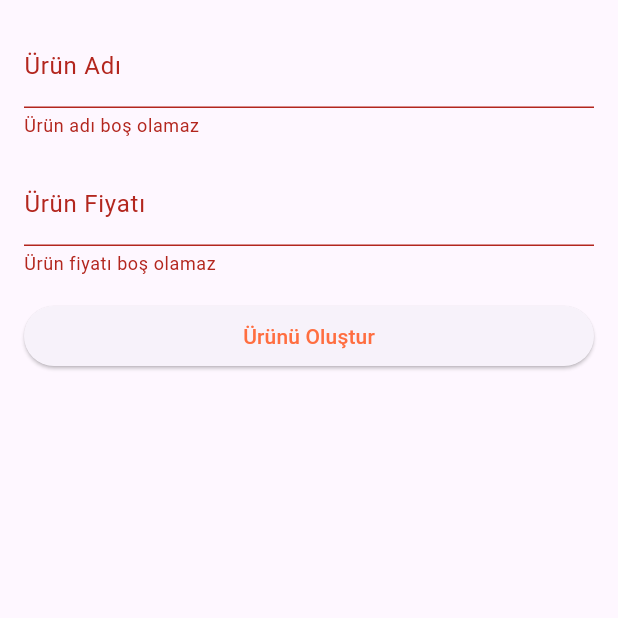
After one commit to Ouzhnbozkurt/Mobil-Uygulama, a Flutter app: the UrunEkle screen opened directly, after a tap on "Ürünü Oluştur", on a phone screen of 412 x 824 dp, the top half of it. The commit adds this screen. Run offline on Flutter 3.47's test engine with Material 3 defaults, Android fonts, the phone set to English and light mode, and no system bars; our stand-ins replace cloud_firestore, firebase_auth, firebase_core, fluttertoast; accounts and stored records are empty.

Commit message:
Ürün Crud ve Admin paneli tekrar düzenlendi ve tamamlandı.

```diff
--- /dev/null
+++ b/lib/urunekle.dart
@@ -0,0 +1,97 @@
+import 'package:flutter/material.dart';
+import 'package:mobil_uygulama/services/productService.dart';
+
+import 'main.dart';
+
+class UrunEkle extends StatefulWidget {
+  const UrunEkle({Key? key}) : super(key: key);
+
+  @override
+  UrunEkleState createState() => UrunEkleState();
+}
+
+class UrunEkleState extends State<UrunEkle> {
+  final TextEditingController _urunAdiController = TextEditingController();
+  final TextEditingController _urunFiyatiController = TextEditingController();
+  final ProductService _productService = ProductService();
+  final _formKey = GlobalKey<FormState>(); // Form anahtarı
+
+  @override
+  Widget build(BuildContext context) {
+    return Scaffold(
+      body: Padding(
+        padding: const EdgeInsets.all(16.0),
+        child: Form(
+          key: _formKey,
+          child: Column(
+            crossAxisAlignment: CrossAxisAlignment.stretch,
+            children: [
+              TextFormField(
+                controller: _urunAdiController,
+                decoration: const InputDecoration(labelText: 'Ürün Adı'),
+                validator: (value) {
+                  if (value == null || value.isEmpty) {
+                    return 'Ürün adı boş olamaz';
+                  }
+                  return null;
+                },
+              ),
+              const SizedBox(height: 16.0),
+              TextFormField(
+                controller: _urunFiyatiController,
+                decoration: const InputDecoration(labelText: 'Ürün Fiyatı'),
+                keyboardType:
+                const TextInputType.numberWithOptions(decimal: true),
+                validator: (value) {
+                  if (value == null || value.isEmpty) {
+                    return 'Ürün fiyatı boş olamaz';
+                  }
+                  // Fiyatı kontrol etmek için özel bir şart ekleyebilirsiniz
+                  // Örneğin: Fiyat 0'dan büyük olmalı
+                  // if (double.tryParse(value) <= 0) {
+                  //   return 'Geçerli bir fiyat girin';
+                  // }
+                  return null;
+                },
+              ),
+              const SizedBox(height: 16.0),
+              ElevatedButton(
+                onPressed: () {
+                  _onCreateProduct(context);
+                },
+                child: const Text(
+                  'Ürünü Oluştur',
+                  style: TextStyle(
+                    color: Colors.deepOrangeAccent,
+                  ),
+                ),
+              ),
+            ],
+          ),
+        ),
+      ),
+    );
+  }
+
+  void _onCreateProduct(BuildContext context) {
+    if (_formKey.currentState?.validate() ?? false) {
+      final String urunAdi = _urunAdiController.text.trim();
+      final double urunFiyati =
+          double.tryParse(_urunFiyatiController.text.trim()) ?? 0;
+
+      _productService.createProduct(ad: urunAdi, fiyat: urunFiyati);
+
+      // Bu sayfayı kapat ve anasayfaya dön
+      Navigator.pushReplacement(
+        context,
+        MaterialPageRoute(builder: (context) => Urunler()),
+      );
+    }
+  }
+}
+
+void main() {
+  runApp(const MaterialApp(
+    home: UrunEkle(),
+  ));
+}
```
Also changed, not shown: lib/anasayfa.dart (+51 -20 lines), lib/girisyap.dart (+31 -15 lines), lib/main.dart (+7 -7 lines), lib/profil.dart (+16 -24 lines), lib/sepet.dart (+17 -7 lines), lib/services/productService.dart (+42 -2 lines), lib/urunduzenle.dart (added, +135 -0 lines), lib/uyeol.dart (+27 -18 lines).
